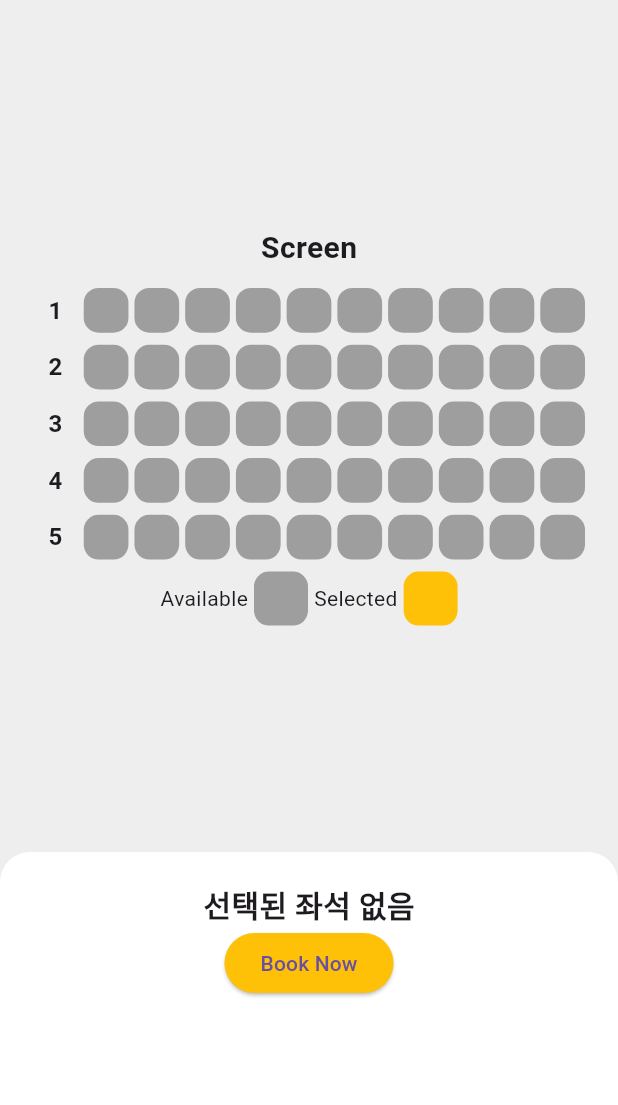
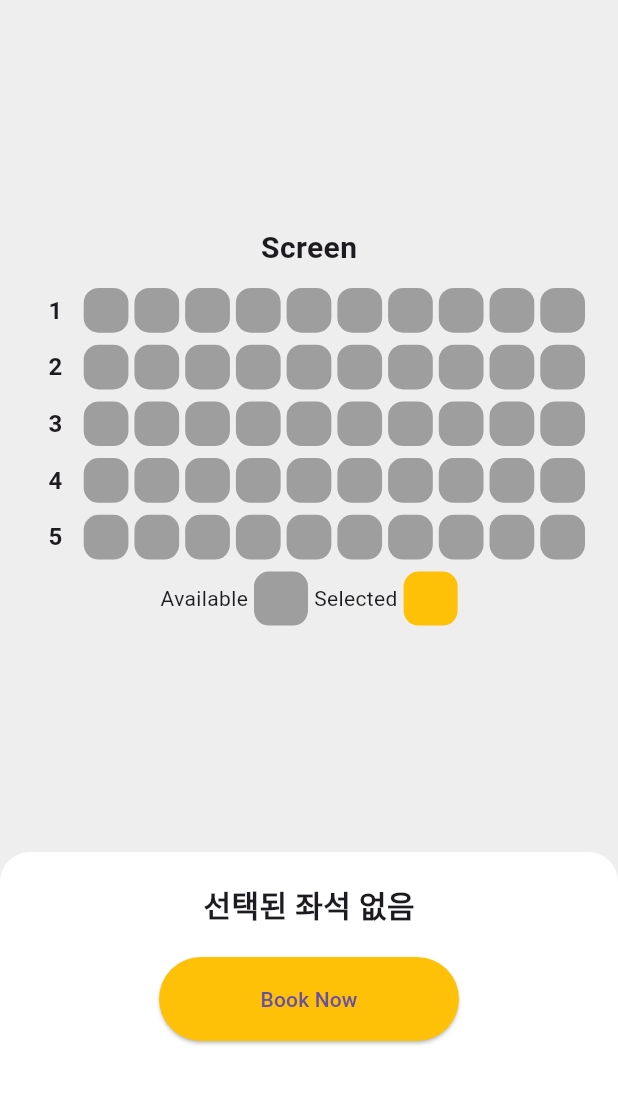
Before and after one commit to hippieperm/flutter_seat_app, a Flutter app: the screen it shows after launch, on a phone screen of 412 x 824 dp, the part 84-1189 px from its top. Run offline on Flutter 3.47's test engine with Material 3 defaults, Android fonts, the phone set to English and light mode, and no system bars.

Commit message:
SeatBottom 위젯 수정: 'Book Now' 버튼의 크기를 조정하고, 위젯 간격을 추가하여 UI 개선

```diff
--- a/lib/seat_bottom.dart
+++ b/lib/seat_bottom.dart
@@ -22,11 +22,16 @@ class SeatBottom extends StatelessWidget {
               fontWeight: FontWeight.bold,
             ),
           ),
-          ElevatedButton(
-            onPressed: () {},
-            child: Text('Book Now'),
-            style: ElevatedButton.styleFrom(
-              backgroundColor: Colors.amber,
+          SizedBox(height: 20),
+          SizedBox(
+            width: 200,
+            height: 56,
+            child: ElevatedButton(
+              onPressed: () {},
+              child: Text('Book Now'),
+              style: ElevatedButton.styleFrom(
+                backgroundColor: Colors.amber,
+              ),
             ),
           )
         ],
```
